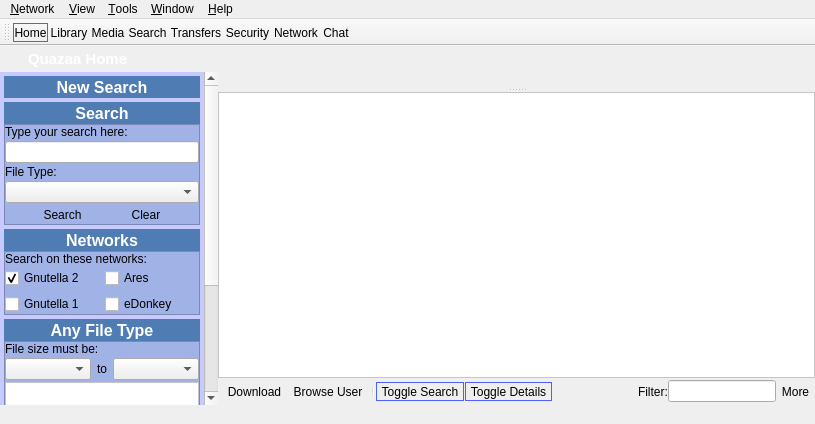
Qt form trunk/mainwindow.ui (c3c/quazaa) before a commit.
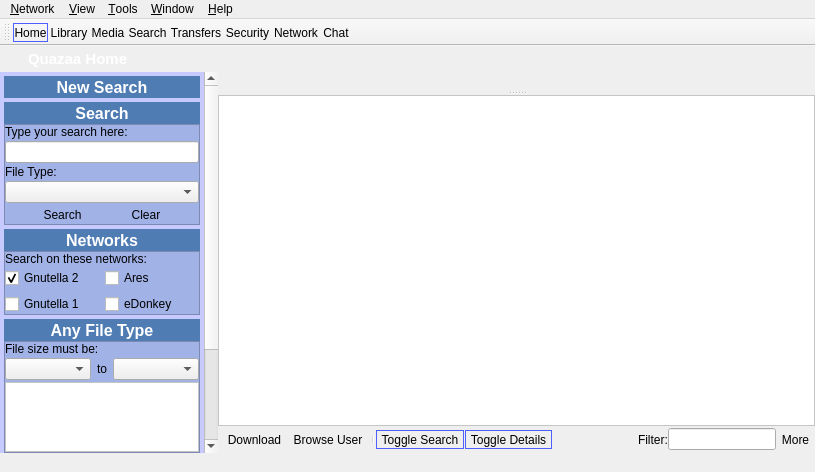
The same form after that commit. The open tabs and pages were chosen to show the change. Icons and pictures are not drawn.

Diff of the .ui file:
```diff
--- a/trunk/mainwindow.ui
+++ b/trunk/mainwindow.ui
@@ -7,7 +7,7 @@
     <x>0</x>
     <y>0</y>
     <width>815</width>
-    <height>424</height>
+    <height>472</height>
    </rect>
   </property>
   <property name="windowTitle">
@@ -3277,8 +3277,8 @@
                 <rect>
                  <x>0</x>
                  <y>0</y>
-                 <width>48</width>
-                 <height>3</height>
+                 <width>595</width>
+                 <height>313</height>
                 </rect>
                </property>
               </widget>
```
Left out of the diff: 8 changed lines with no effect on the pictures.
